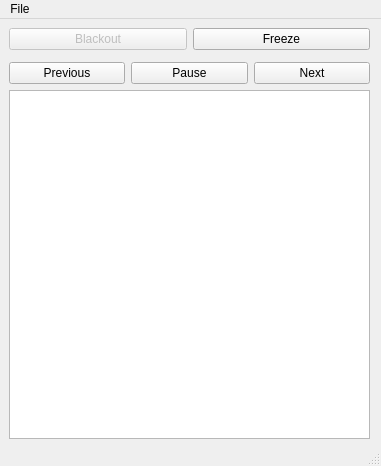
Before: the Qt Designer form ui/firemix.ui in Openlights/firemix, drawn with Qt 5.
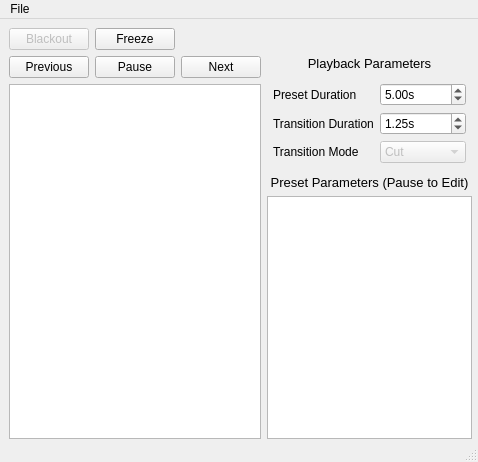
After: the same form once the commit is applied.

Commit message: More work on GUI parameter adjustment

The edit to the form file:
```diff
--- a/ui/firemix.ui
+++ b/ui/firemix.ui
@@ -6,8 +6,8 @@
    <rect>
     <x>0</x>
     <y>0</y>
-    <width>381</width>
-    <height>466</height>
+    <width>478</width>
+    <height>462</height>
    </rect>
   </property>
   <property name="sizePolicy">
@@ -25,7 +25,7 @@
      <rect>
       <x>9</x>
       <y>9</y>
-      <width>361</width>
+      <width>463</width>
       <height>411</height>
      </rect>
     </property>
@@ -49,39 +49,216 @@
          </property>
         </widget>
        </item>
+       <item>
+        <spacer name="horizontalSpacer">
+         <property name="orientation">
+          <enum>Qt::Horizontal</enum>
+         </property>
+         <property name="sizeHint" stdset="0">
+          <size>
+           <width>40</width>
+           <height>20</height>
+          </size>
+         </property>
+        </spacer>
+       </item>
       </layout>
      </item>
      <item>
-      <layout class="QHBoxLayout" name="horizontalLayout">
-       <property name="topMargin">
-        <number>6</number>
+      <layout class="QHBoxLayout" name="horizontalLayout_2">
+       <property name="margin">
+        <number>0</number>
        </property>
        <item>
-        <widget class="QPushButton" name="btn_prev_preset">
-         <property name="text">
-          <string>Previous</string>
+        <layout class="QVBoxLayout" name="verticalLayout">
+         <property name="margin">
+          <number>0</number>
          </property>
-        </widget>
+         <item>
+          <layout class="QHBoxLayout" name="horizontalLayout">
+           <property name="topMargin">
+            <number>0</number>
+           </property>
+           <item>
+            <widget class="QPushButton" name="btn_prev_preset">
+             <property name="text">
+              <string>Previous</string>
+             </property>
+            </widget>
+           </item>
+           <item>
+            <widget class="QPushButton" name="btn_playpause">
+             <property name="text">
+              <string>Pause</string>
+             </property>
+            </widget>
+           </item>
+           <item>
+            <widget class="QPushButton" name="btn_next_preset">
+             <property name="text">
+              <string>Next</string>
+             </property>
+            </widget>
+           </item>
+          </layout>
+         </item>
+         <item>
+          <widget class="QListWidget" name="lst_presets"/>
+         </item>
+        </layout>
        </item>
        <item>
-        <widget class="QPushButton" name="btn_playpause">
-         <property name="text">
-          <string>Pause</string>
+        <layout class="QVBoxLayout" name="verticalLayout_2">
+         <property name="margin">
+          <number>0</number>
          </property>
-        </widget>
-       </item>
-       <item>
-        <widget class="QPushButton" name="btn_next_preset">
-         <property name="text">
-          <string>Next</string>
-         </property>
-        </widget>
+         <item>
+          <widget class="QLabel" name="label_2">
+           <property name="font">
+            <font>
+             <pointsize>10</pointsize>
+            </font>
+           </property>
+           <property name="text">
+            <string>Playback Parameters</string>
+           </property>
+           <property name="textFormat">
+            <enum>Qt::AutoText</enum>
+           </property>
+           <property name="alignment">
+            <set>Qt::AlignBottom|Qt::AlignHCenter</set>
+           </property>
+          </widget>
+         </item>
+         <item>
+          <layout class="QFormLayout" name="formLayout">
+           <property name="margin">
+            <number>6</number>
+           </property>
+           <item row="0" column="0">
+            <widget class="QLabel" name="lbl_preset_duration">
+             <property name="text">
+              <string>Preset Duration</string>
+             </property>
+            </widget>
+           </item>
+           <item row="0" column="1">
+            <widget class="QDoubleSpinBox" name="edit_preset_duration">
+             <property name="suffix">
+              <string>s</string>
+             </property>
+             <property name="decimals">
+              <number>2</number>
+             </property>
+             <property name="maximum">
+              <double>10000.000000000000000</double>
+             </property>
+             <property name="value">
+              <double>5.000000000000000</double>
+             </property>
+            </widget>
+           </item>
+           <item row="1" column="0">
+            <widget class="QLabel" name="lbl_transition_duration">
+             <property name="text">
+              <string>Transition Duration</string>
+             </property>
+            </widget>
+           </item>
+           <item row="1" column="1">
+            <widget class="QDoubleSpinBox" name="edit_transition_duration">
+             <property name="suffix">
+              <string>s</string>
+             </property>
+             <property name="decimals">
+              <number>2</number>
+             </property>
+             <property name="maximum">
+              <double>100.000000000000000</double>
+             </property>
+             <property name="singleStep">
+              <double>0.250000000000000</double>
+             </property>
+             <property name="value">
+              <double>1.250000000000000</double>
+             </property>
+            </widget>
+           </item>
+           <item row="2" column="1">
+            <widget class="QComboBox" name="cb_transition_mode">
+             <property name="enabled">
+              <bool>false</bool>
+             </property>
+             <item>
+              <property name="text">
+               <string>Cut</string>
+              </property>
+             </item>
+             <item>
+              <property name="text">
+               <string>Dissolve</string>
+              </property>
+             </item>
+             <item>
+              <property name="text">
+               <string>Random</string>
+              </property>
+             </item>
+            </widget>
+           </item>
+           <item row="2" column="0">
+            <widget class="QLabel" name="lbl_transition_mode">
+             <property name="text">
+              <string>Transition Mode</string>
+             </property>
+            </widget>
+           </item>
+          </layout>
+         </item>
+         <item>
+          <layout class="QVBoxLayout" name="verticalLayout_3">
+           <item>
+            <widget class="QLabel" name="lbl_preset_parameters">
+             <property name="font">
+              <font>
+               <pointsize>10</pointsize>
+              </font>
+             </property>
+             <property name="text">
+              <string>Preset Parameters (Pause to Edit)</string>
+             </property>
+             <property name="textFormat">
+              <enum>Qt::AutoText</enum>
+             </property>
+             <property name="alignment">
+              <set>Qt::AlignBottom|Qt::AlignHCenter</set>
+             </property>
+            </widget>
+           </item>
+           <item>
+            <widget class="QTableWidget" name="tbl_preset_parameters">
+             <property name="alternatingRowColors">
+              <bool>true</bool>
+             </property>
+             <property name="columnCount">
+              <number>2</number>
+             </property>
+             <attribute name="horizontalHeaderVisible">
+              <bool>false</bool>
+             </attribute>
+             <attribute name="verticalHeaderVisible">
+              <bool>false</bool>
+             </attribute>
+             <column/>
+             <column/>
+            </widget>
+           </item>
+          </layout>
+         </item>
+        </layout>
        </item>
       </layout>
      </item>
-     <item>
-      <widget class="QListWidget" name="lst_presets"/>
-     </item>
     </layout>
    </widget>
   </widget>
@@ -90,7 +267,7 @@
     <rect>
      <x>0</x>
      <y>0</y>
-     <width>381</width>
+     <width>478</width>
      <height>21</height>
     </rect>
    </property>
```
The commit also changes 2 other files.
